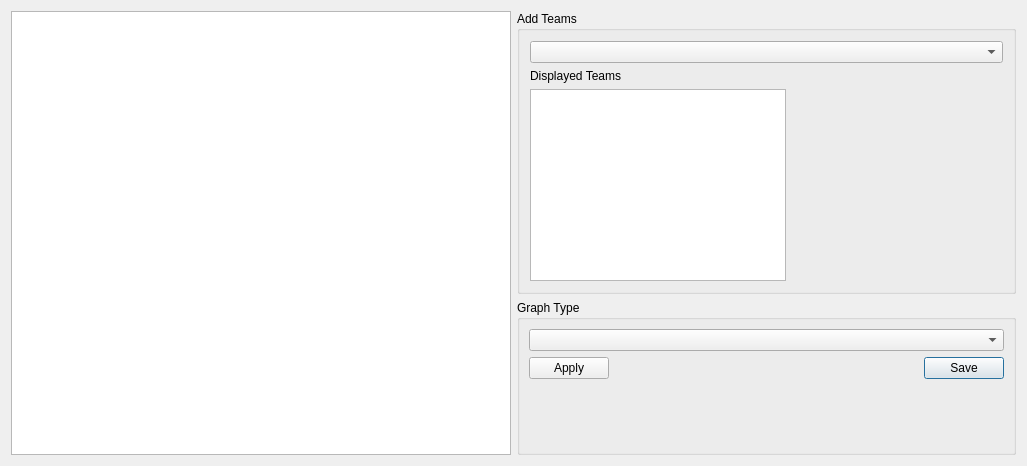
First picture: the form in resources/GraphOptions.ui, repository cjand225/CS499SolarCarTimer, before the edit.
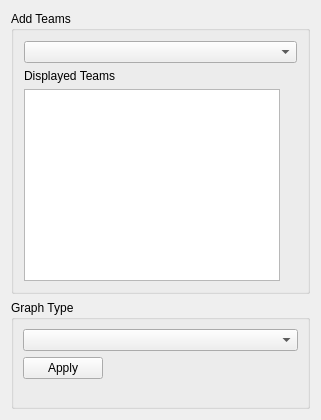
Second picture: the form after the edit.

Commit message: Cleaned up code.  Moved graphing to new window.  Finished all four planned graph types.

```diff
--- a/resources/GraphOptions.ui
+++ b/resources/GraphOptions.ui
@@ -6,15 +6,15 @@
    <rect>
     <x>0</x>
     <y>0</y>
-    <width>1027</width>
-    <height>466</height>
+    <width>321</width>
+    <height>420</height>
    </rect>
   </property>
   <property name="windowTitle">
    <string>Dialog</string>
   </property>
   <layout class="QGridLayout" name="gridLayout_3">
-   <item row="0" column="1">
+   <item row="0" column="0">
     <layout class="QGridLayout" name="gridLayout_2">
      <item row="0" column="1">
       <widget class="QGroupBox" name="groupBox_1">
@@ -66,14 +66,7 @@
      </item>
     </layout>
    </item>
-   <item row="0" column="0" rowspan="2">
-    <layout class="QGridLayout" name="gridLayout">
-     <item row="0" column="0">
-      <widget class="QGraphicsView" name="GraphWindow"/>
-     </item>
-    </layout>
-   </item>
-   <item row="1" column="1">
+   <item row="1" column="0">
     <widget class="QGroupBox" name="groupBox_2">
      <property name="title">
       <string>Graph Type</string>
@@ -96,13 +89,6 @@
         </property>
        </widget>
       </item>
-      <item row="1" column="1">
-       <widget class="QDialogButtonBox" name="SaveGraphBtn">
-        <property name="standardButtons">
-         <set>QDialogButtonBox::Save</set>
-        </property>
-       </widget>
-      </item>
      </layout>
     </widget>
    </item>
```
The commit also changes 1 other file.
